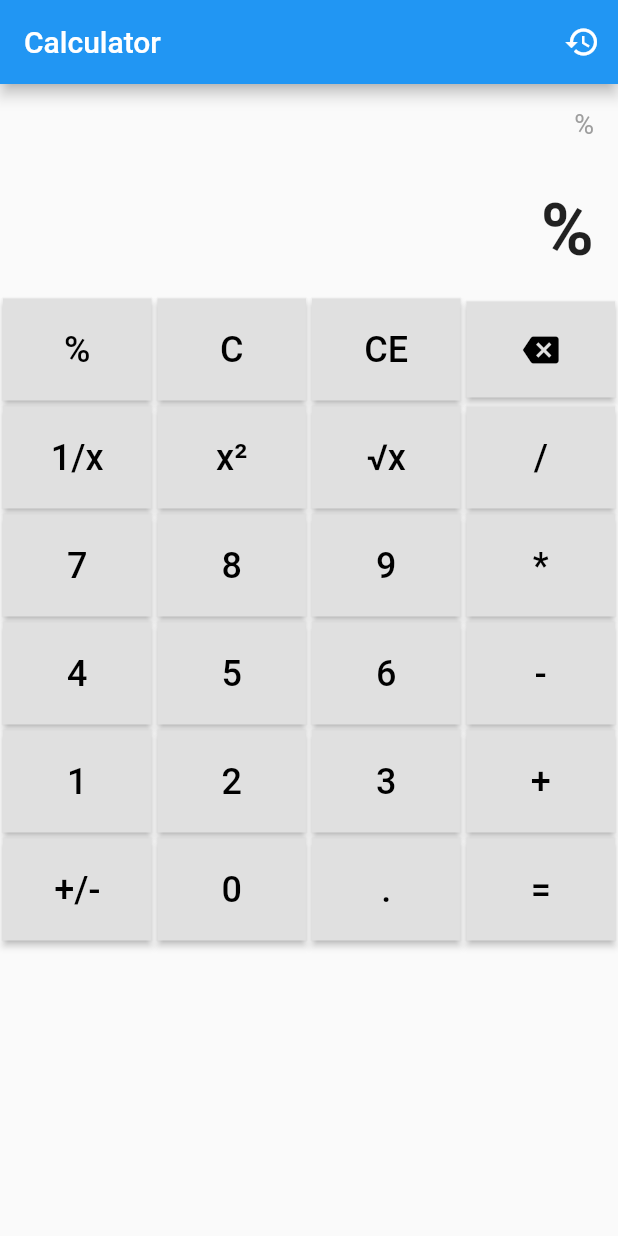
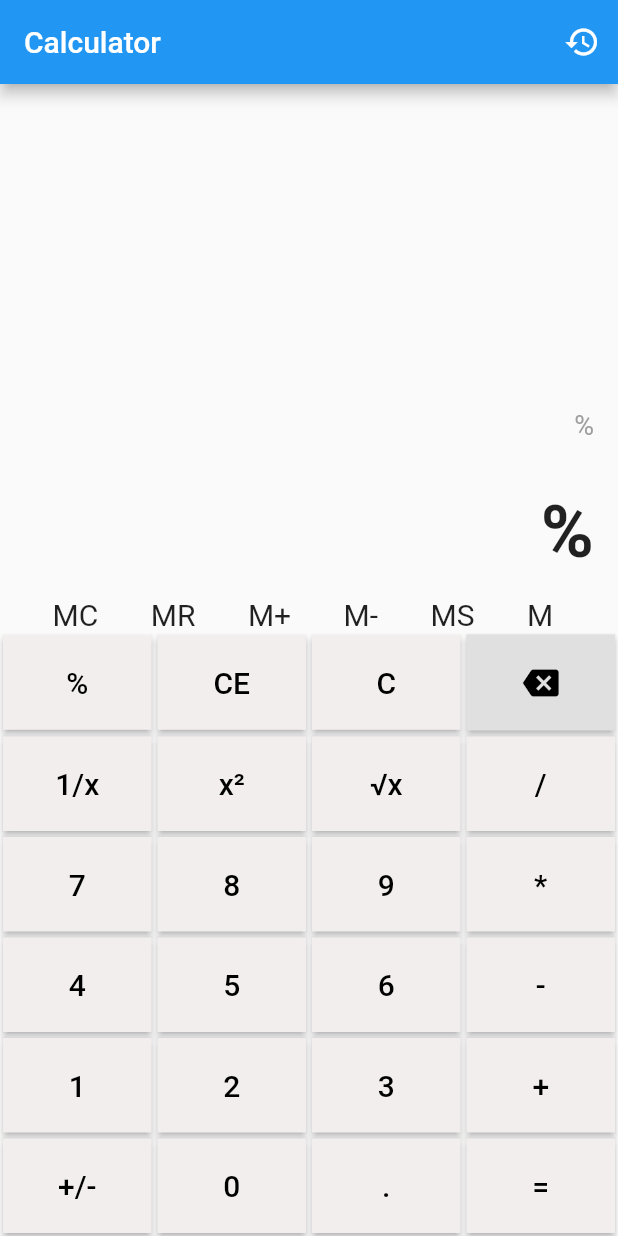
Before and after one commit to tefa0408/my_app, a Flutter app: the screen it shows after launch, after a tap on an icon or button, on a phone screen of 412 x 824 dp. Run offline on Flutter 3.47's test engine with Material 2 defaults, Android fonts, the phone set to English and light mode, and no system bars.

Commit message:
version 1

```diff
--- a/lib/main.dart
+++ b/lib/main.dart
@@ -163,7 +163,9 @@ class _MyCalculatorState extends State<MyCalculator> {
       body: Column(
         crossAxisAlignment: CrossAxisAlignment.stretch,
         children: <Widget>[
-          Container(
+          Expanded(
+            // Hacer que este Container sea más grande
+            child: Container(
               padding: EdgeInsets.all(16.0),
               alignment: Alignment.bottomRight,
               child: Text(
@@ -171,6 +173,7 @@ class _MyCalculatorState extends State<MyCalculator> {
                 style: TextStyle(
                   fontSize: 18.0,
                   color: Colors.grey,
+                ),
               ),
             ),
           ),
@@ -187,9 +190,57 @@ class _MyCalculatorState extends State<MyCalculator> {
           ),
           Row(
             children: <Widget>[
+              SizedBox(
+                  width:
+                      35.0), // Separación entre el primer texto y el borde izquierdo
+              Text(
+                "MC",
+                style: TextStyle(
+                  fontSize: 20.0, // Tamaño de fuente más grande
+                ),
+              ),
+              SizedBox(width: 35.0), // Separación entre Texto 1 y Texto 2
+              Text(
+                "MR",
+                style: TextStyle(
+                  fontSize: 20.0, // Tamaño de fuente más grande
+                ),
+              ),
+              SizedBox(width: 35.0), // Separación entre Texto 2 y Texto 3
+              Text(
+                "M+",
+                style: TextStyle(
+                  fontSize: 20.0, // Tamaño de fuente más grande
+                ),
+              ),
+              SizedBox(width: 35.0), // Separación entre Texto 3 y Texto 4
+              Text(
+                "M-",
+                style: TextStyle(
+                  fontSize: 20.0, // Tamaño de fuente más grande
+                ),
+              ),
+              SizedBox(width: 35.0), // Separación entre Texto 4 y Texto 5
+              Text(
+                "MS",
+                style: TextStyle(
+                  fontSize: 20.0, // Tamaño de fuente más grande
+                ),
+              ),
+              SizedBox(width: 35.0), // Separación entre Texto 5 y Texto 6
+              Text(
+                "M",
+                style: TextStyle(
+                  fontSize: 20.0, // Tamaño de fuente más grande
+                ),
+              ),
+            ],
+          ),
+          Row(
+            children: <Widget>[
               buildButton("%"),
+              buildButton("CE"),
               buildButton("C"),
-              buildButton("CE"),
               buildIconButton("back", Icons.backspace),
             ],
           ),
@@ -244,7 +295,7 @@ class _MyCalculatorState extends State<MyCalculator> {
         margin: EdgeInsets.all(2.0),
         child: ElevatedButton(
           onPressed: () {
-            if (value == 'C') {
+            if (value == 'C' || value == 'CE') {
               _onClearClick();
             } else if (value == '=') {
               _onEqualsClick();
@@ -258,7 +309,8 @@ class _MyCalculatorState extends State<MyCalculator> {
             }
           },
           style: ElevatedButton.styleFrom(
-            primary: Colors.grey[300], // Fondo de color más claro
+            primary:
+                Color.fromARGB(255, 243, 238, 238), // Fondo de color más claro
             shape: RoundedRectangleBorder(
               borderRadius: BorderRadius.circular(0.0), // Bordes casi cuadrados
             ),
@@ -267,7 +319,7 @@ class _MyCalculatorState extends State<MyCalculator> {
           child: Text(
             value,
             style: TextStyle(
-              fontSize: 24.0,
+              fontSize: 20.0,
               color: Colors.black, // Color de texto negro
             ),
           ),
```
Also changed, not shown: 1 other file. Lines whose indentation alone changed are shown as unchanged.
